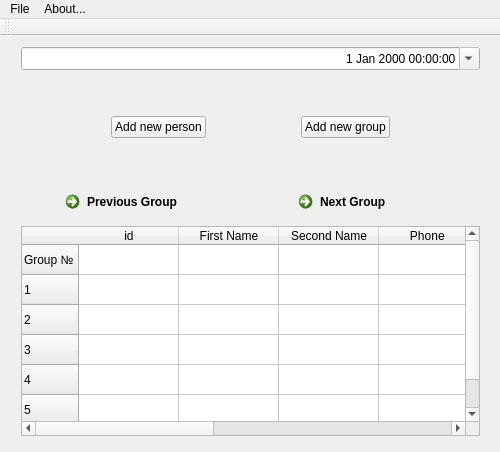
Before: the Qt Designer form mainwindow.ui in Rocker98/TeachersSystemManagment, drawn with Qt 5.
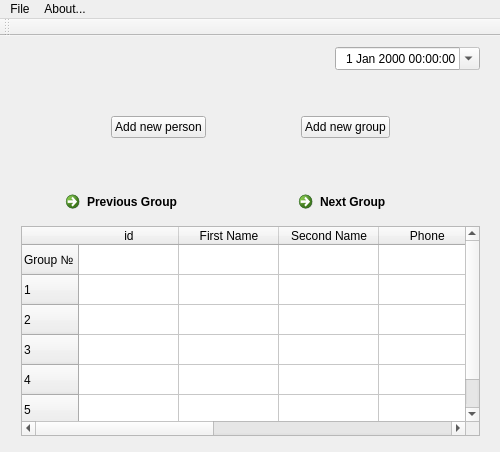
After: the same form once the commit is applied.

```diff
--- a/mainwindow.ui
+++ b/mainwindow.ui
@@ -55,6 +55,21 @@
       <enum>QLayout::SetMaximumSize</enum>
      </property>
      <item>
+      <layout class="QHBoxLayout" name="horizontalLayout_3">
+       <item>
+        <spacer name="horizontalSpacer_5">
+         <property name="orientation">
+          <enum>Qt::Horizontal</enum>
+         </property>
+         <property name="sizeHint" stdset="0">
+          <size>
+           <width>40</width>
+           <height>20</height>
+          </size>
+         </property>
+        </spacer>
+       </item>
+       <item>
       <widget class="QDateTimeEdit" name="dateTimeEdit">
        <property name="cursor">
         <cursorShape>ForbiddenCursor</cursorShape>
@@ -91,6 +106,8 @@
         <enum>Qt::LocalTime</enum>
        </property>
       </widget>
+       </item>
+      </layout>
      </item>
      <item>
       <spacer name="verticalSpacer">
```
Lines whose indentation alone changed are shown as unchanged.
